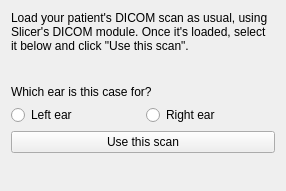
Above: Resources/UI/page_dicom_load.ui from thomasjames3/SlicerScutumGraftLocator before the change. Below: the same form after it.
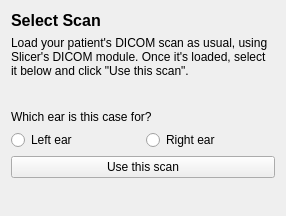
That is the form after the change. Custom widgets are drawn as their Qt base class.

```diff
--- a/Resources/UI/page_dicom_load.ui
+++ b/Resources/UI/page_dicom_load.ui
@@ -3,6 +3,19 @@
  <class>page_dicom_load</class>
  <widget class="QWidget" name="page_dicom_load">
   <layout class="QVBoxLayout" name="verticalLayout">
+   <item>
+    <widget class="QLabel" name="titleLabel">
+     <property name="text">
+      <string>Select Scan</string>
+     </property>
+     <property name="font">
+      <font>
+       <bold>true</bold>
+       <pointsize>12</pointsize>
+      </font>
+     </property>
+    </widget>
+   </item>
    <item>
     <widget class="QLabel" name="instructionLabel">
      <property name="text">
```
